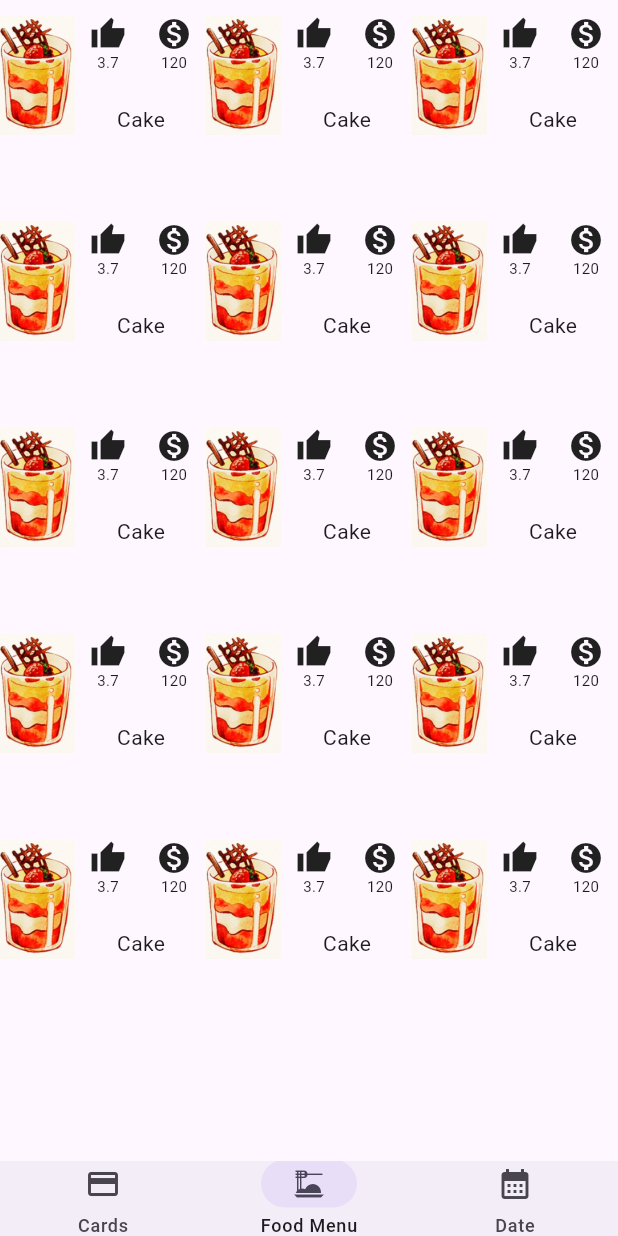
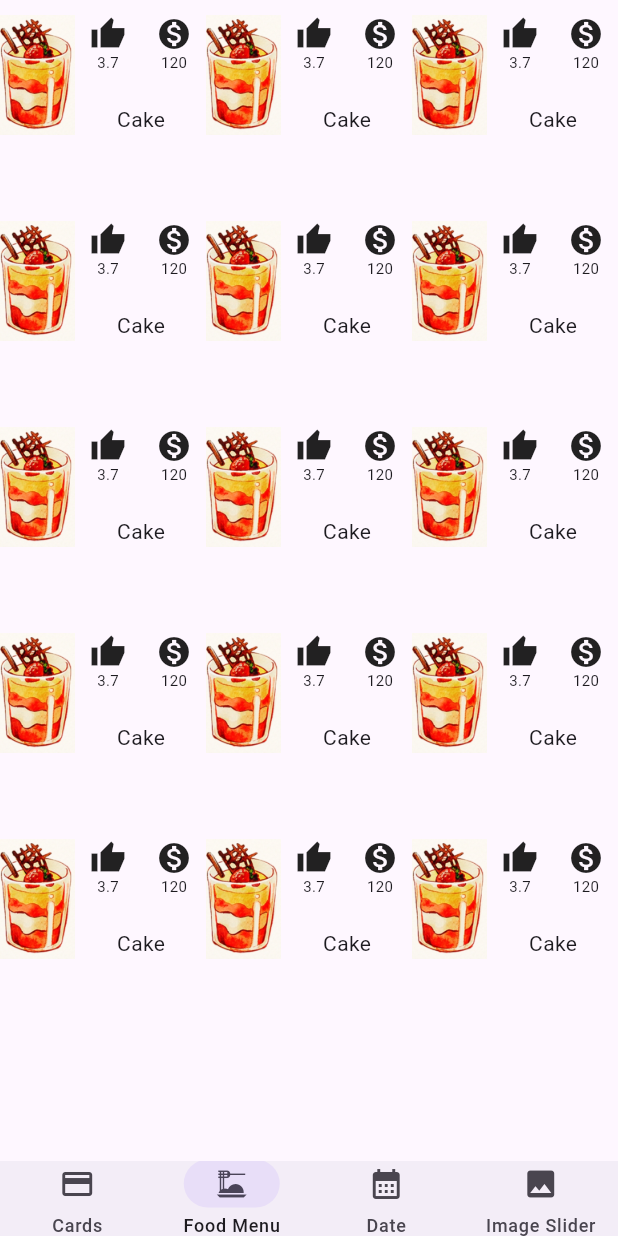
Before and after one commit to Shubh2904/practice_tasks, a Flutter app: the screen it shows after launch, item 2 of the bottom bar chosen, on a phone screen of 412 x 824 dp. Run offline on Flutter 3.47's test engine with Material 3 defaults, Android fonts, the phone set to English and light mode, and no system bars; our stand-ins replace carousel_slider, fluttertoast.

Commit message:
Integrated Img Slider

```diff
--- a/lib/micro_app_1.dart
+++ b/lib/micro_app_1.dart
@@ -5,6 +5,7 @@ import 'my_navigation_bar.dart';
 import 'creditcard_gridview.dart';
 import 'food_menu_gridview.dart';
 import 'date_picker_practice.dart';
+import 'img_slider.dart';
 
 class MicroApp1 extends StatefulWidget {
 
@@ -21,12 +22,14 @@ class _MicroApp1State extends State<MicroApp1> {
     NavigationDestination(icon: Icon(Icons.credit_card), label: "Cards"),
     NavigationDestination(icon: Icon(Icons.dinner_dining), label: "Food Menu"),
     NavigationDestination(icon: Icon(Icons.calendar_month), label: "Date"),
+    NavigationDestination(icon: Icon(Icons.image), label: "Image Slider"),
   ];
 
   final List<Widget> widgetOptions = const [
     GridPractice(),
     FoodMenu(),
     DatePickerPage(),
+    ImageSlider(),
   ];
 
   @override
```
Also changed, not shown: lib/img_slider.dart (+8 -3 lines).
